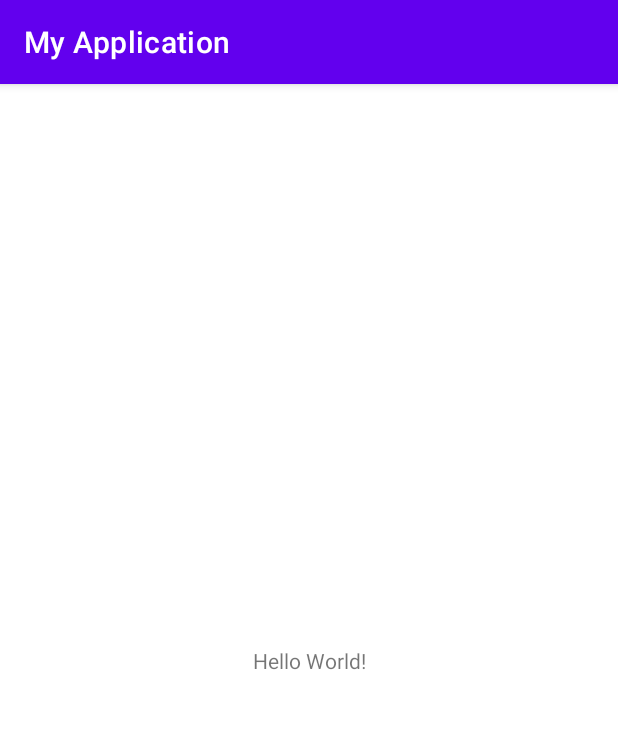
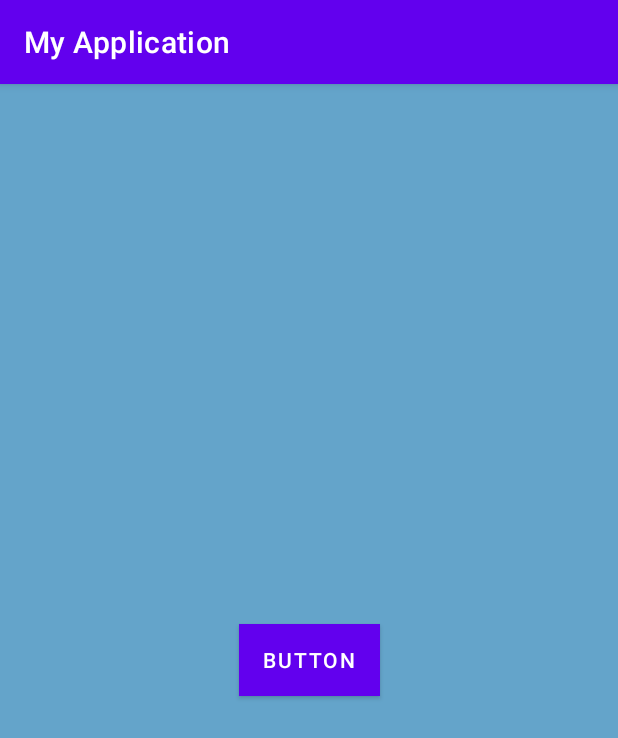
Before and after one commit to Keerthana2999/Android, an Android app: the screen it shows after launch (MainActivity), on a phone screen of 412 x 824 dp. Shown: the top 738 px of the screen. Run offline under Robolectric (Android 15) with nearby library versions, the phone set to English and light mode, and no system bars.

Commit message:
changes in background color

```diff
--- a/app/src/main/res/layout/activity_main.xml
+++ b/app/src/main/res/layout/activity_main.xml
@@ -4,15 +4,19 @@
     xmlns:tools="http://schemas.android.com/tools"
     android:layout_width="match_parent"
     android:layout_height="match_parent"
+    android:background="#64A4CA"
     tools:context=".MainActivity">
 
-    <TextView
+    <Button
+        android:id="@+id/button"
         android:layout_width="wrap_content"
         android:layout_height="wrap_content"
-        android:text="Hello World!"
+        android:background="@color/purple_700"
+        android:text="Button"
+        android:textColor="@color/white"
         app:layout_constraintBottom_toBottomOf="parent"
-        app:layout_constraintLeft_toLeftOf="parent"
-        app:layout_constraintRight_toRightOf="parent"
+        app:layout_constraintEnd_toEndOf="parent"
+        app:layout_constraintStart_toStartOf="parent"
         app:layout_constraintTop_toTopOf="parent" />
 
 </androidx.constraintlayout.widget.ConstraintLayout>
```
